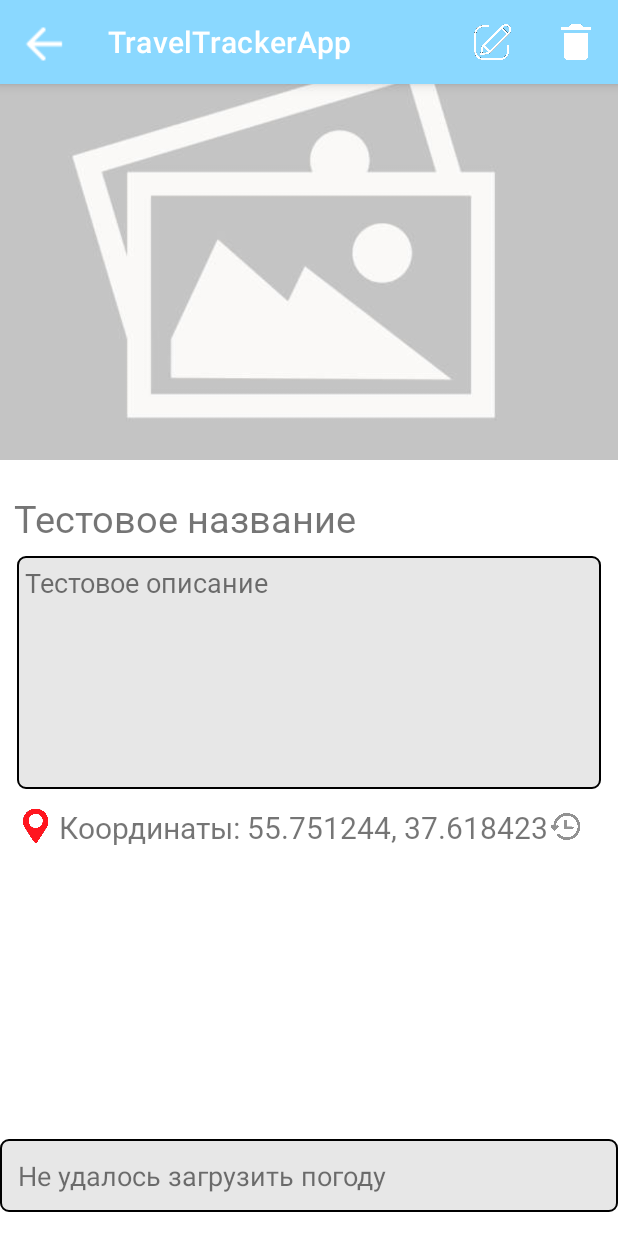
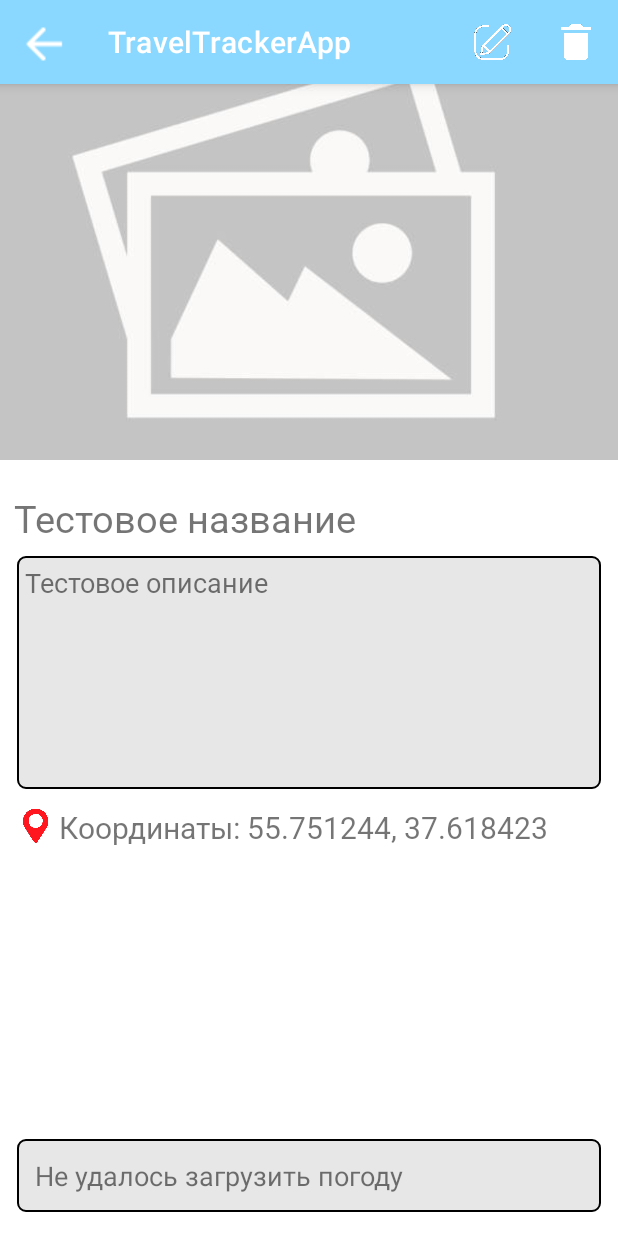
Before and after one commit to ArtemDaemon/TravelTrackerApp, an Android app: the PlaceDetailsActivity screen opened directly, with no data from a screen before it, on a phone screen of 412 x 824 dp. Run offline under Robolectric (Android 15) with nearby library versions, the phone set to English and light mode, and no system bars; our stand-ins replace Room's generated code; network calls fail; pictures from the network do not load.

Commit message:
Минорные изменения

```diff
--- a/app/src/main/java/com/example/traveltrackerapp/PlaceDetailsActivity.java
+++ b/app/src/main/java/com/example/traveltrackerapp/PlaceDetailsActivity.java
@@ -52,8 +52,15 @@ public class PlaceDetailsActivity extends AppCompatActivity {
         viewModel.getPlaceById(placeId).observe(this, place -> {
             if (place != null) {
                 currentPlace = place;
-                ((ImageView) findViewById(R.id.place_detail_image)).
-                        setImageURI(Uri.parse(place.getImageUri()));
+
+                ImageView imageView = findViewById(R.id.place_detail_image);
+                String imageUri = place.getImageUri();
+                if (imageUri != null && imageUri.startsWith("android.resource://")) {
+                    imageView.setImageResource(R.drawable.no_image);
+                } else {
+                    imageView.setImageURI(Uri.parse(imageUri));
+                }
+
                 ((TextView) findViewById(R.id.place_detail_name)).setText(place.getName());
                 ((TextView) findViewById(R.id.place_detail_description))
                         .setText(place.getDescription());
--- a/app/src/main/res/layout/activity_place.xml
+++ b/app/src/main/res/layout/activity_place.xml
@@ -87,18 +87,7 @@
         app:layout_constraintStart_toEndOf="@+id/imageView7"
         app:layout_constraintTop_toBottomOf="@+id/place_detail_description" />
 
-    <ImageView
-        android:id="@+id/imageView9"
-        android:layout_width="22dp"
-        android:layout_height="18dp"
-        android:layout_marginTop="16dp"
-        android:alpha=".5"
-        android:contentDescription="@string/refresh_address_icon"
-        app:layout_constraintStart_toEndOf="@+id/place_detail_latlng"
-        app:layout_constraintTop_toBottomOf="@+id/place_detail_description"
-        app:srcCompat="@drawable/ic_places" />
-
-<!--    <ImageView-->
+    <!--    <ImageView-->
 <!--        android:id="@+id/imageView10"-->
 <!--        android:layout_width="212dp"-->
 <!--        android:layout_height="134dp"-->
@@ -112,7 +101,7 @@
 
     <TextView
         android:id="@+id/weather_info"
-        android:layout_width="0dp"
+        android:layout_width="389dp"
         android:layout_height="wrap_content"
         android:layout_marginBottom="16dp"
         android:padding="12dp"
```
Also changed, not shown: app/src/main/java/com/example/traveltrackerapp/CreateActivity.java (+7 -1 lines), app/src/main/java/com/example/traveltrackerapp/adapters/PlacesAdapter.java (+6 -1 lines), 6 other files.
